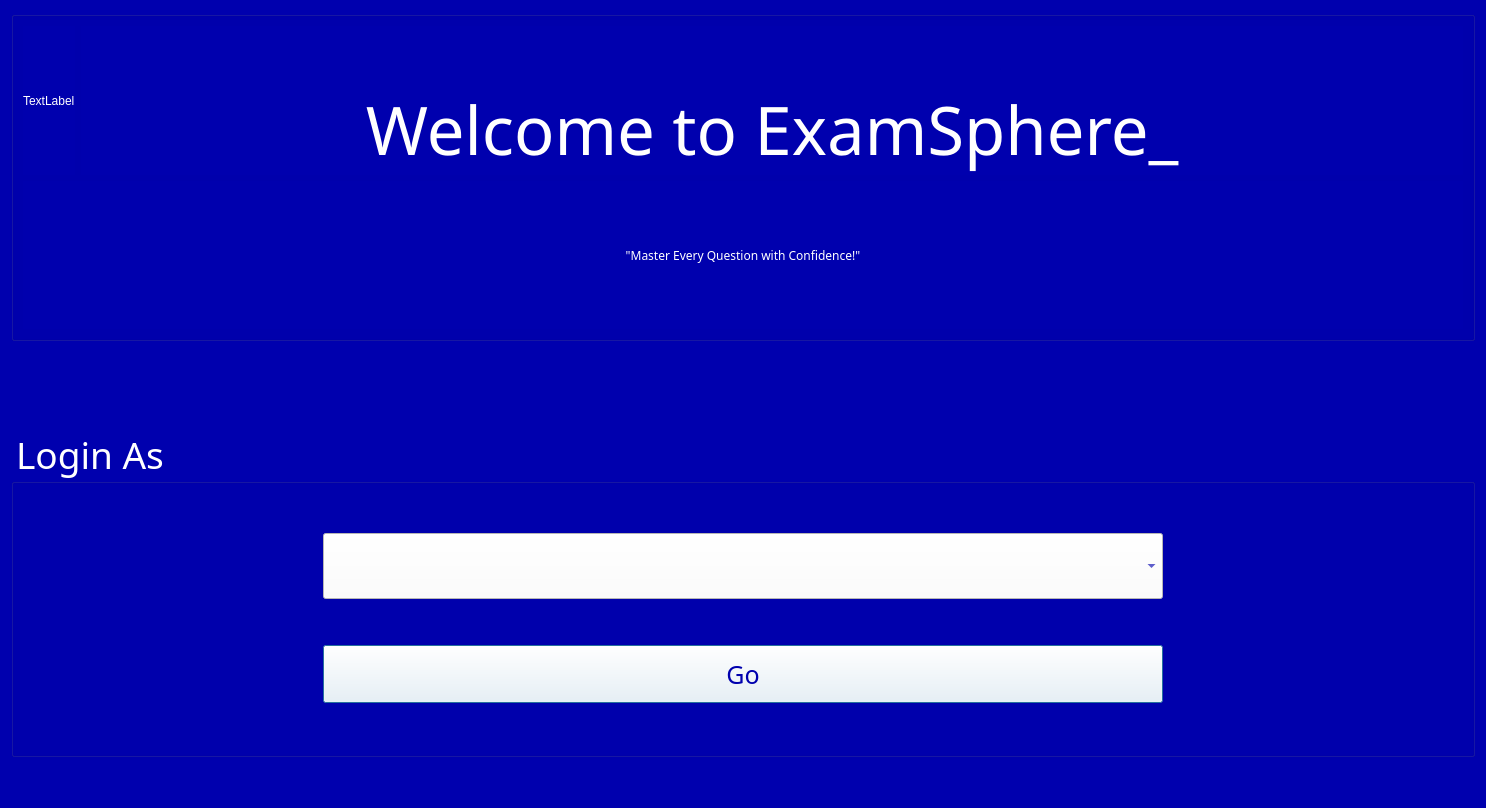
Above: ExamSphereV1/welcome.ui from BiratBC/ExamSphereV1 before the change. Below: the same form after it.
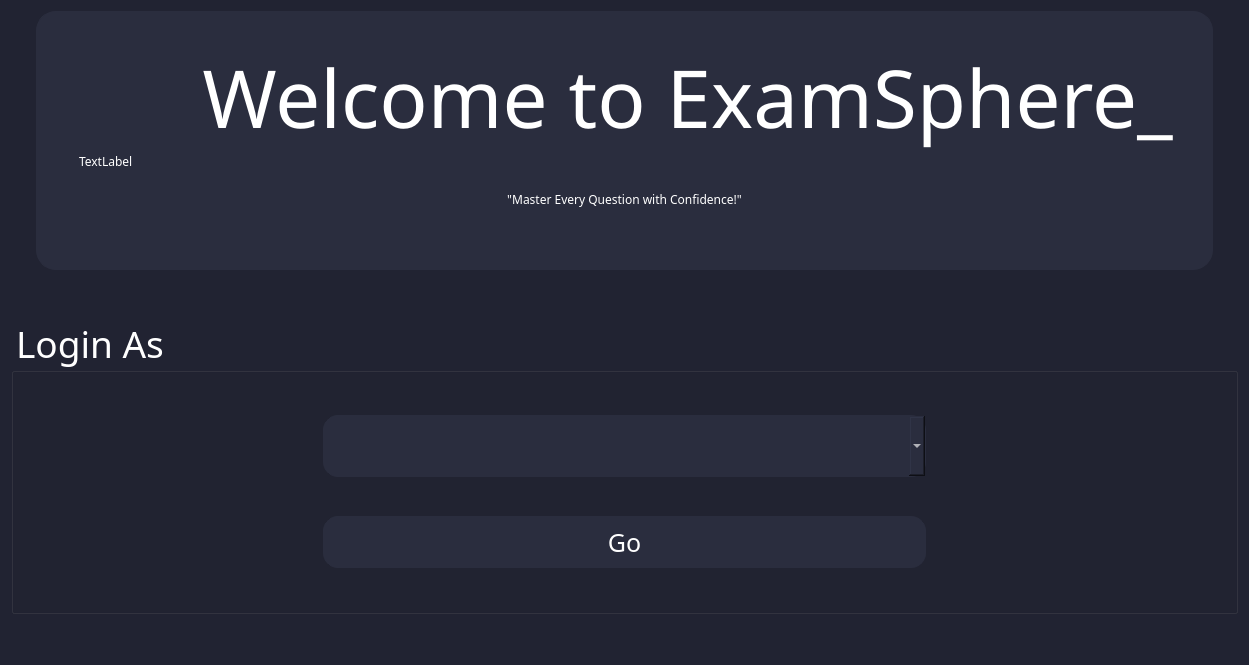
That is the form after the change.

What changed in the file:
```diff
--- a/ExamSphereV1/welcome.ui
+++ b/ExamSphereV1/welcome.ui
@@ -9,13 +9,13 @@
    <rect>
     <x>0</x>
     <y>0</y>
-    <width>1486</width>
-    <height>808</height>
+    <width>1224</width>
+    <height>665</height>
    </rect>
   </property>
   <property name="font">
    <font>
-    <family>Ubuntu Medium</family>
+    <family>Ubuntu 7</family>
     <pointsize>50</pointsize>
    </font>
   </property>
@@ -26,8 +26,10 @@
    <string>Dialog</string>
   </property>
   <property name="styleSheet">
-   <string notr="true">background-color: rgb(0, 0, 174);
-border-color: rgb(235, 224, 255);</string>
+   <string notr="true">*{
+	background-color: rgba(33,35,50,255);
+font-family:Ubuntu Medium;
+}</string>
   </property>
   <layout class="QVBoxLayout" name="verticalLayout_3">
    <item>
@@ -36,12 +38,32 @@
       <widget class="QGroupBox" name="groupBox_2">
        <property name="font">
         <font>
-         <family>Ac437 EuroPC Mono</family>
+         <family>Ubuntu 7</family>
         </font>
        </property>
        <property name="styleSheet">
-        <string notr="true">background-color: rgb(0, 0, 174);
-color: rgb(255, 255, 255);</string>
+        <string notr="true">*{
+	background-color: rgba(42,45,62,255);
+color:#fff;
+	border-color: rgb(42, 45, 62);
+}
+QGroupBox
+{
+margin-left:25%;
+margin-right:25%;
+margin-bottom:40px;
+	border:1px solid;
+	border-color: rgb(42, 45, 62);
+border-radius:20px;
+}
+QLabel
+{
+margin-bottom:40px;
+}
+label
+{
+font-size:70px;
+}</string>
        </property>
        <property name="title">
         <string/>
@@ -51,7 +73,7 @@
          <layout class="QVBoxLayout" name="verticalLayout_4">
           <item>
            <layout class="QHBoxLayout" name="horizontalLayout">
-            <item>
+            <item alignment="Qt::AlignBottom">
              <widget class="QLabel" name="logo1">
               <property name="sizePolicy">
                <sizepolicy hsizetype="Minimum" vsizetype="Preferred">
@@ -59,9 +81,17 @@
                 <verstretch>0</verstretch>
                </sizepolicy>
               </property>
+              <property name="styleSheet">
+               <string notr="true">margin-left:30%;
+margin-right:30%;
+margin-bottom:0px;</string>
+              </property>
               <property name="text">
                <string>TextLabel</string>
               </property>
+              <property name="alignment">
+               <set>Qt::AlignBottom|Qt::AlignLeading|Qt::AlignLeft</set>
+              </property>
              </widget>
             </item>
             <item>
@@ -74,11 +104,19 @@
               </property>
               <property name="font">
                <font>
-                <family>Ac437 IBM EGA 8x8</family>
-                <pointsize>50</pointsize>
+                <family>Ubuntu 7</family>
+                <pointsize>-1</pointsize>
                 <bold>false</bold>
                </font>
               </property>
+              <property name="styleSheet">
+               <string notr="true">margin-left:30%;
+margin-right:30%;
+margin-top:0px;
+margin-bottom:0px;
+padding:0px 0px 0px 0px;
+font-size:80px;</string>
+              </property>
               <property name="text">
                <string>Welcome to ExamSphere_</string>
               </property>
@@ -93,9 +131,15 @@
            <widget class="QLabel" name="label_2">
             <property name="font">
              <font>
-              <family>Ac437 IBM EGA 8x8</family>
+              <family>Ubuntu 7</family>
              </font>
             </property>
+            <property name="styleSheet">
+             <string notr="true">margin-left:30%;
+margin-right:30%;
+margin-top:0px;
+</string>
+            </property>
             <property name="text">
              <string>&quot;Master Every Question with Confidence!&quot;</string>
             </property>
@@ -109,43 +153,11 @@
        </layout>
       </widget>
      </item>
-     <item>
-      <spacer name="verticalSpacer_3">
-       <property name="orientation">
-        <enum>Qt::Vertical</enum>
-       </property>
-       <property name="sizeType">
-        <enum>QSizePolicy::Preferred</enum>
-       </property>
-       <property name="sizeHint" stdset="0">
-        <size>
-         <width>20</width>
-         <height>40</height>
-        </size>
-       </property>
-      </spacer>
-     </item>
-     <item>
-      <spacer name="verticalSpacer">
-       <property name="orientation">
-        <enum>Qt::Vertical</enum>
-       </property>
-       <property name="sizeType">
-        <enum>QSizePolicy::Preferred</enum>
-       </property>
-       <property name="sizeHint" stdset="0">
-        <size>
-         <width>20</width>
-         <height>40</height>
-        </size>
-       </property>
-      </spacer>
-     </item>
      <item>
       <widget class="QGroupBox" name="groupBox">
        <property name="font">
         <font>
-         <family>Ac437 IBM EGA 8x8</family>
+         <family>Ubuntu 7</family>
          <pointsize>28</pointsize>
         </font>
        </property>
@@ -178,7 +190,7 @@
            <widget class="QComboBox" name="comboBox">
             <property name="font">
              <font>
-              <family>Ac437 IBM EGA 8x8</family>
+              <family>Ubuntu 7</family>
               <pointsize>16</pointsize>
              </font>
             </property>
@@ -187,9 +199,12 @@
             </property>
             <property name="styleSheet">
              <string notr="true">height: 60px;
-color: rgb(0, 0, 174);
-background-color: rgb(255, 255, 255);
-width:70px;</string>
+color: #fff;
+background-color: rgba(42,45,62,255);
+width:70px;
+border:1px solid;
+border-color: rgb(42, 45, 62);
+border-radius:15px;</string>
             </property>
            </widget>
           </item>
@@ -197,7 +212,7 @@
            <widget class="QPushButton" name="pushGo">
             <property name="font">
              <font>
-              <family>Ac437 IBM EGA 8x8</family>
+              <family>Ubuntu 7</family>
               <pointsize>19</pointsize>
              </font>
             </property>
@@ -205,10 +220,13 @@
              <cursorShape>PointingHandCursor</cursorShape>
             </property>
             <property name="styleSheet">
-             <string notr="true">background-color: rgb(255, 255, 255);
-color: rgb(0, 0, 174);
+             <string notr="true">background-color: rgba(42,45,62,255);
+color:#fff;
 width:70px;
-height:50px;</string>
+height:50px;
+border:1px solid;
+border-color: rgb(42, 45, 62);
+border-radius:15px;</string>
             </property>
             <property name="text">
              <string>Go</string>
```
